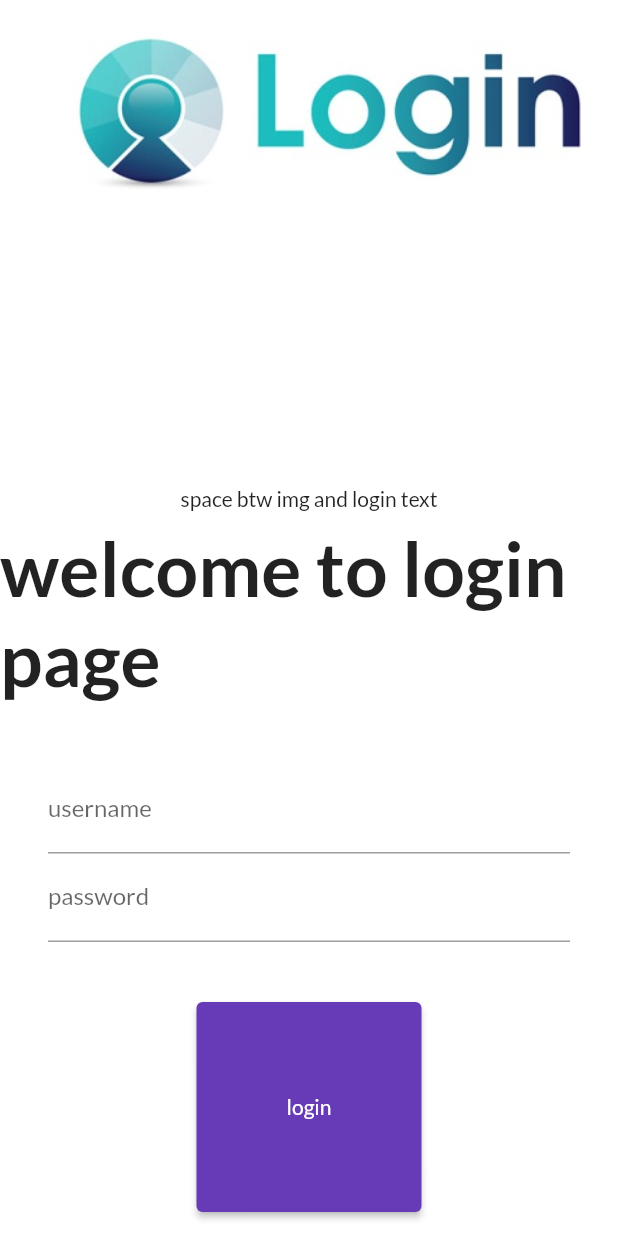
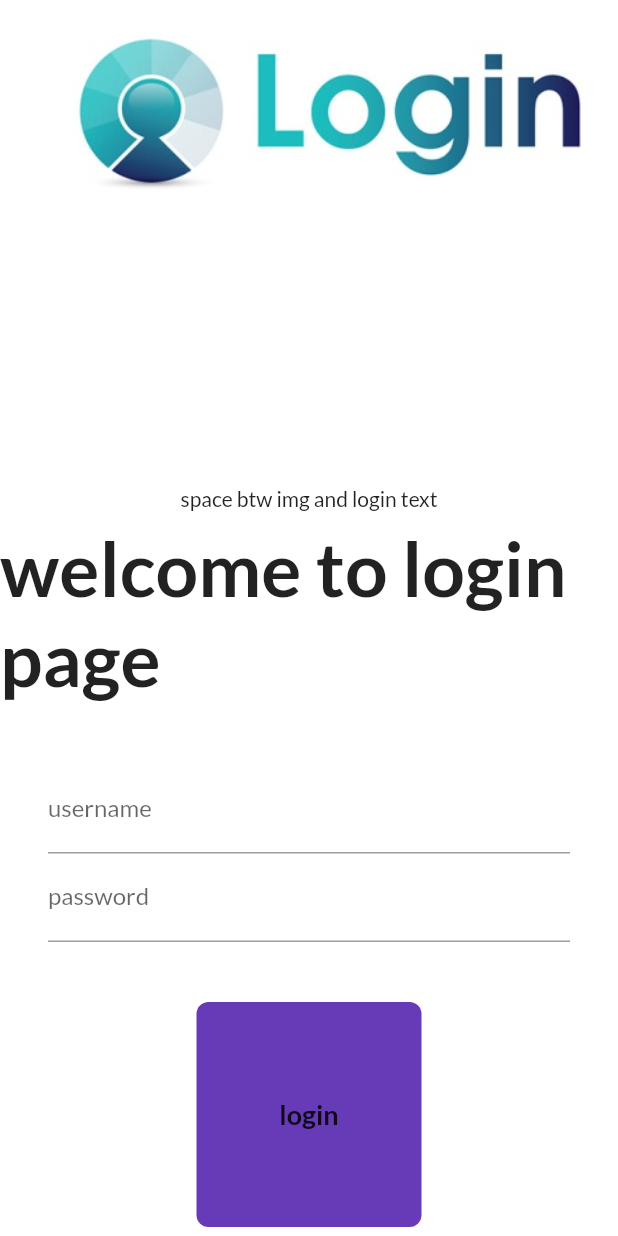
Before and after one commit to Paradicea/flutter30, a Flutter app: the screen it shows after launch, scrolled down 176 dp, on a phone screen of 412 x 824 dp. Run offline on Flutter 3.47's test engine with Material 2 defaults, Android fonts, the phone set to English and light mode, and no system bars; our stand-ins replace google_fonts.

Commit message:
day-six complete

```diff
--- a/lib/pages/login_page.dart
+++ b/lib/pages/login_page.dart
@@ -3,9 +3,16 @@
 import 'package:flutter/material.dart';
 import 'package:flutter_catalog/utils/routes.dart';
 
-class LoginPage extends StatelessWidget {
+class LoginPage extends StatefulWidget {
   const LoginPage({Key? key}) : super(key: key);
 
+  @override
+  State<LoginPage> createState() => _LoginPageState();
+}
+
+class _LoginPageState extends State<LoginPage> {
+  String name = "";
+  bool onChange = false;
   @override
   Widget build(BuildContext context) {
     return Material(
@@ -23,7 +30,7 @@ class LoginPage extends StatelessWidget {
               child: Text("space btw img and login text"),
             ),
             Text(
-              "welcome to login page",
+              "welcome to login page $name ",
               style: TextStyle(fontSize: 50, fontWeight: FontWeight.bold),
             ),
             const SizedBox(
@@ -35,6 +42,10 @@ class LoginPage extends StatelessWidget {
               child: Column(
                 children: [
                   TextFormField(
+                    onChanged: (value) {
+                      name = value;
+                      setState(() {});
+                    },
                     decoration: const InputDecoration(
                         hintText: " enter username", labelText: "username"),
                   ),
@@ -49,13 +60,47 @@ class LoginPage extends StatelessWidget {
                   SizedBox(
                     height: 40.0,
                   ),
-                  ElevatedButton(
-                    style: TextButton.styleFrom(minimumSize: Size(150, 140)),
-                    onPressed: () {
+                  InkWell(
+                    splashColor: Colors.deepPurpleAccent,
+                    hoverColor: Colors.amber,
+                    onTap: () async {
+                      setState(() {
+                        onChange = true;
+                      });
+                      await Future.delayed(Duration(seconds: 1));
                       Navigator.pushNamed(context, MyRoutes.homeRoute);
                     },
-                    child: Text("login"),
-                  )
+                    child: AnimatedContainer(
+                      duration: Duration(seconds: 1),
+                      height: onChange ? 50 : 150,
+                      width: onChange ? 50 : 150,
+                      alignment: Alignment.center,
+                      child: onChange
+                          ? Icon(
+                              Icons.done,
+                              color: Colors.white,
+                            )
+                          : Text(
+                              "login",
+                              style: TextStyle(
+                                  fontSize: 18,
+                                  fontWeight: FontWeight.bold,
+                                  fontFamily: null),
+                            ),
+                      decoration: BoxDecoration(
+                          color: Colors.deepPurple,
+                          //shape: onChange? BoxShape.circle: BoxShape.rectangle,
+                          borderRadius:
+                              BorderRadius.circular(onChange ? 20 : 8)),
+                    ),
+                  ),
+                  // ElevatedButton(
+                  //   style: TextButton.styleFrom(minimumSize: Size(150, 140)),
+                  //   onPressed: () {
+                  //     Navigator.pushNamed(context, MyRoutes.homeRoute);
+                  //   },
+                  //   child: Text("login"),
+                  // )
                 ],
               ),
             )
--- a/lib/utils/routes.dart
+++ b/lib/utils/routes.dart
@@ -1,3 +1,5 @@
+import 'package:flutter/material.dart';
+
 class MyRoutes {
   static String loginRoute = "/login";
   static String homeRoute = "/HomePage";
```
